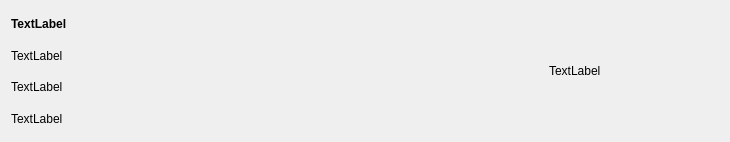
Old version of the form ui/order_item_widget.ui in the repository Leevandr/demo_final.
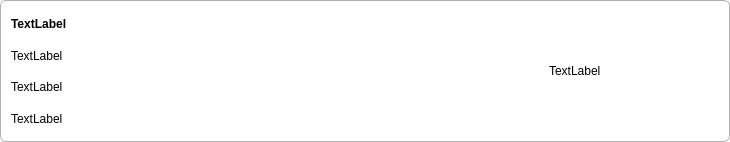
New version of the form.

Commit message: Fusion стиль + стили карточек в UI файлах чтобы работало при тёмной теме

```diff
--- a/ui/order_item_widget.ui
+++ b/ui/order_item_widget.ui
@@ -13,6 +13,17 @@
   <property name="windowTitle">
    <string>Form</string>
   </property>
+  <property name="styleSheet">
+   <string notr="true">#OrderItemWidget {
+    border: 1px solid #b0b0b0;
+    border-radius: 6px;
+    background-color: #ffffff;
+}
+#OrderItemWidget QLabel {
+    border: none;
+    background: transparent;
+}</string>
+  </property>
   <layout class="QHBoxLayout" name="horizontalLayout">
    <item>
     <layout class="QVBoxLayout" name="verticalLayout">
```
The commit also changes 4 other files.
